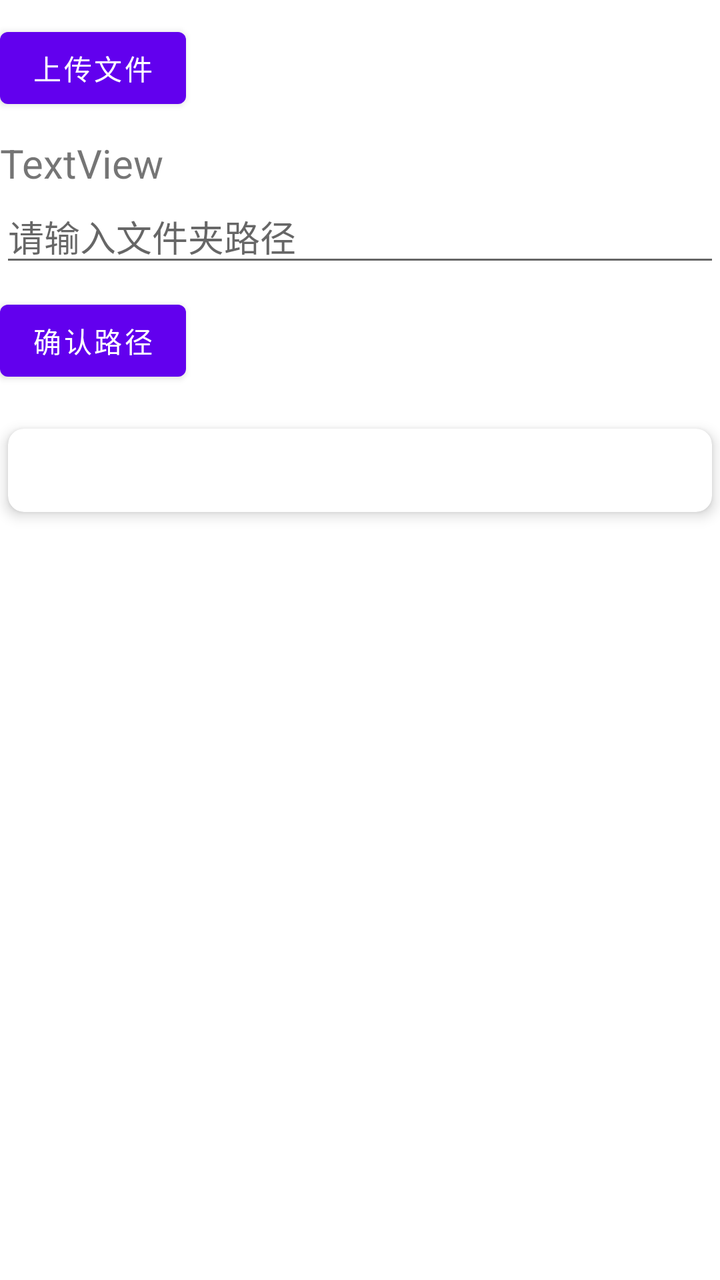
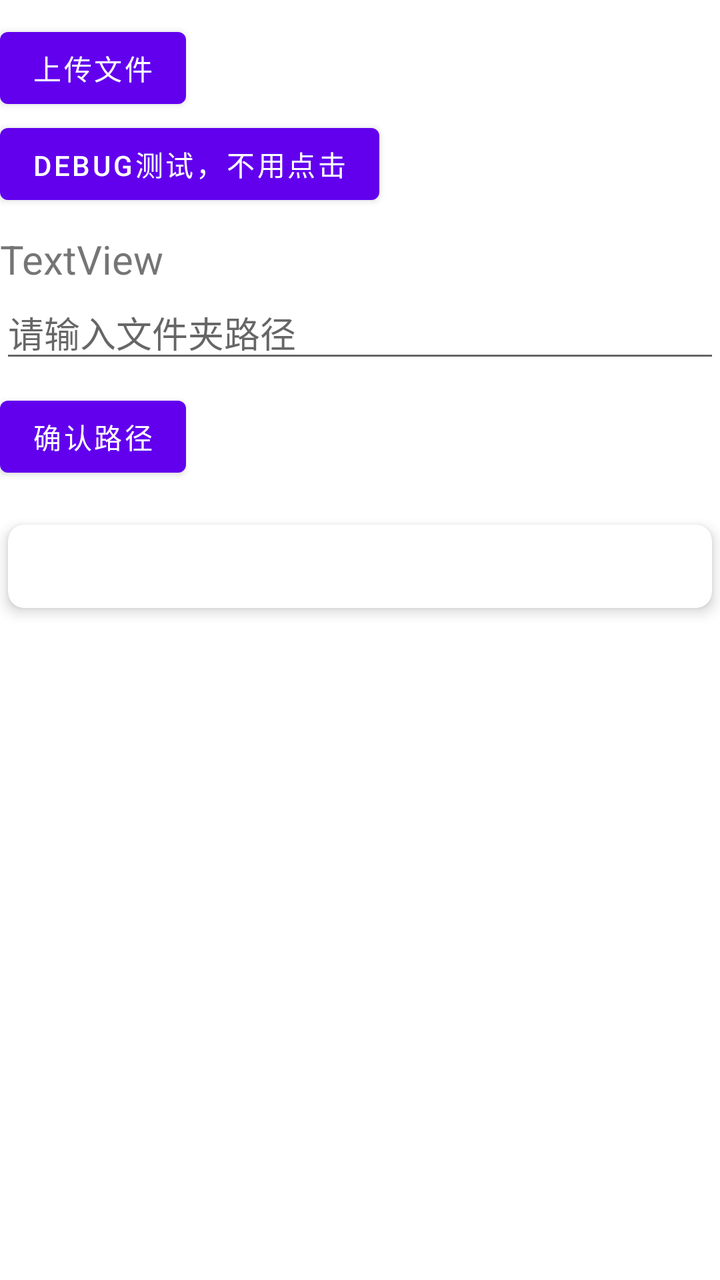

Before-and-after screenshots of an Android layout around one commit, followed by the original layout XML and the change that was made.
<!-- AndroidManifest.xml: application theme Theme.Kanxue_data -->
<!-- res/layout/activity_main.xml -->
<?xml version="1.0" encoding="utf-8"?>
<androidx.core.widget.NestedScrollView android:layout_width="match_parent"
    android:layout_height="wrap_content"
    xmlns:app="http://schemas.android.com/apk/res-auto"
    xmlns:android="http://schemas.android.com/apk/res/android"
    android:fillViewport="true"
    android:scrollbars="vertical"
    android:fitsSystemWindows="true"
    android:fadeScrollbars="true"
>



    <androidx.constraintlayout.widget.ConstraintLayout
        android:layout_width="match_parent"
        android:layout_height="wrap_content">



        <FrameLayout
            android:id="@+id/SurfaceViewFrame"
            android:layout_width="10dp"
            android:layout_height="10dp">
        </FrameLayout>




        <Button
            android:id="@+id/stat_file_btn"
            android:layout_width="wrap_content"
            android:layout_height="wrap_content"
            android:text="上传文件"
            app:layout_constraintTop_toBottomOf="@id/SurfaceViewFrame"
            app:layout_constraintLeft_toLeftOf="parent" />

        <Button
            android:id="@+id/test"
            android:layout_width="wrap_content"
            android:layout_height="wrap_content"
            android:text="debug测试，不用点击"
            android:visibility="gone"
            app:layout_constraintLeft_toRightOf="@id/stat_file_btn"
            app:layout_constraintRight_toRightOf="parent"
            />


        <TextView
            android:id="@+id/uploadStatusText"
            app:layout_constraintTop_toBottomOf="@id/stat_file_btn"
            android:textSize="20sp"
            android:layout_marginTop="10dp"
            android:layout_width="wrap_content"
            android:layout_height="wrap_content"
            android:text="TextView"
             />


        <androidx.appcompat.widget.AppCompatAutoCompleteTextView
            android:id="@+id/pathInput"
            android:layout_width="match_parent"
            android:layout_height="wrap_content"
            app:layout_constraintTop_toBottomOf="@id/uploadStatusText"
            android:hint="请输入文件夹路径"
            android:inputType="text" />

        <Button
            android:id="@+id/confirmButton"
            android:layout_width="wrap_content"
            android:layout_height="wrap_content"
            android:layout_marginTop="8dp"
            app:layout_constraintTop_toBottomOf="@id/pathInput"
            android:text="确认路径" />



        <androidx.recyclerview.widget.RecyclerView
            android:id="@+id/recyclerView"
            app:layout_constraintTop_toBottomOf="@id/confirmButton"
            android:layout_width="match_parent"
            android:layout_height="0dp"
            android:layout_marginTop="16dp"
            android:layout_weight="1" />


        <androidx.cardview.widget.CardView
            android:layout_marginTop="16dp"
            android:layout_width="match_parent"
            android:layout_height="wrap_content"
            app:layout_constraintTop_toBottomOf="@id/recyclerView"
            android:layout_margin="4dp"
            app:cardCornerRadius="8dp"
            app:cardElevation="4dp">

            <TextView
                android:id="@+id/file_content"
                android:layout_width="match_parent"
                android:layout_height="wrap_content"
                android:layout_margin="10dp"
                android:textSize="16sp" />
        </androidx.cardview.widget.CardView>



    </androidx.constraintlayout.widget.ConstraintLayout>

</androidx.core.widget.NestedScrollView>
<!-- resources referenced by this layout -->
<resources>
  <style name="Theme.Kanxue_data" parent="Theme.MaterialComponents.DayNight.DarkActionBar">
          
          <item name="colorPrimary">@color/purple_500</item>
          <item name="colorPrimaryVariant">@color/purple_700</item>
          <item name="colorOnPrimary">@color/white</item>
          
          <item name="colorSecondary">@color/teal_200</item>
          <item name="colorSecondaryVariant">@color/teal_700</item>
          <item name="colorOnSecondary">@color/black</item>
          
          <item name="android:statusBarColor">?attr/colorPrimaryVariant</item>
          
      </style>
  <color name="purple_500">#FF6200EE</color>
  <color name="purple_700">#FF3700B3</color>
  <color name="white">#FFFFFFFF</color>
  <color name="teal_200">#FF03DAC5</color>
  <color name="teal_700">#FF018786</color>
  <color name="black">#FF000000</color>
</resources>

<!-- the commit's change to res/layout/activity_main.xml (unified diff, before → after) -->
@@ -39,15 +39,14 @@
             android:layout_width="wrap_content"
             android:layout_height="wrap_content"
             android:text="debug测试，不用点击"
-            android:visibility="gone"
-            app:layout_constraintLeft_toRightOf="@id/stat_file_btn"
-            app:layout_constraintRight_toRightOf="parent"
+            app:layout_constraintTop_toBottomOf="@id/stat_file_btn"
+            app:layout_constraintLeft_toLeftOf="parent"
             />
 
 
         <TextView
             android:id="@+id/uploadStatusText"
-            app:layout_constraintTop_toBottomOf="@id/stat_file_btn"
+            app:layout_constraintTop_toBottomOf="@id/test"
             android:textSize="20sp"
             android:layout_marginTop="10dp"
             android:layout_width="wrap_content"
